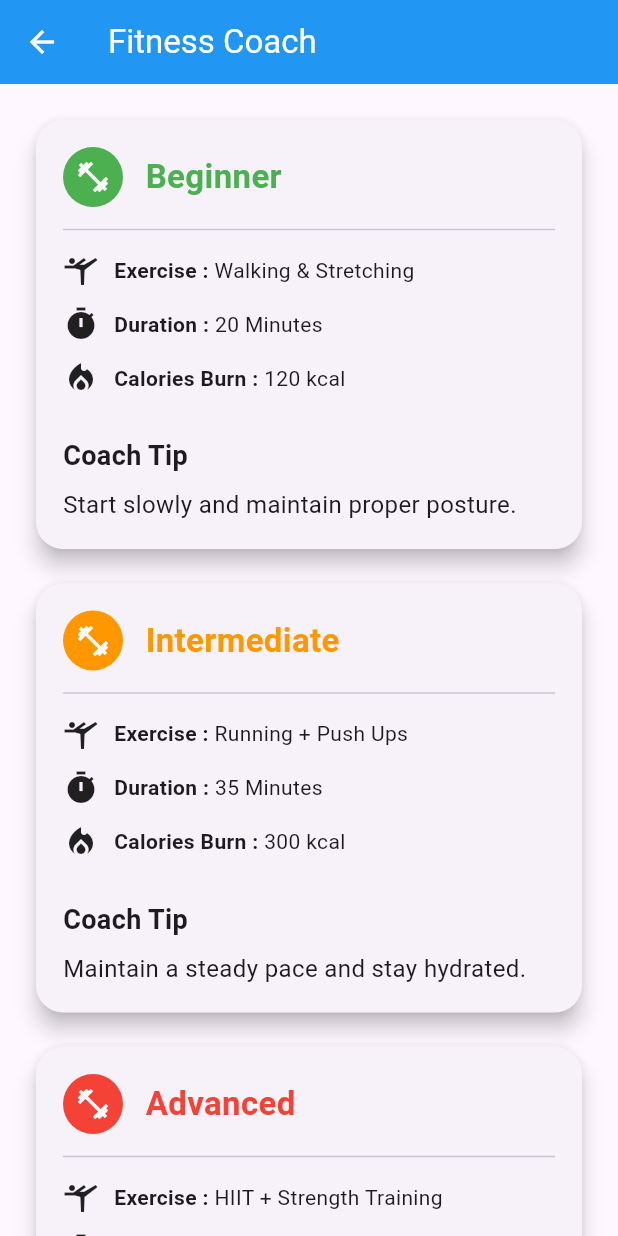
After one commit to rafsan1610/ActiveLife, a Flutter app: the FitnessCoachScreen screen opened directly, on a phone screen of 412 x 824 dp. The commit adds this screen. Run offline on Flutter 3.47's test engine with Material 3 defaults, Android fonts, the phone set to English and light mode, and no system bars; our stand-ins replace cloud_firestore, firebase_auth, firebase_core; accounts and stored records are empty.

Commit message:
Added reminder, fitness coach, wellness, weight tracker, sleep tracker, workout progress and dashboard upgrade

```diff
--- /dev/null
+++ b/lib/screens/fitness_coach/fitness_coach_screen.dart
@@ -0,0 +1,141 @@
+import 'package:flutter/material.dart';
+
+class FitnessCoachScreen extends StatelessWidget {
+  const FitnessCoachScreen({super.key});
+
+  @override
+  Widget build(BuildContext context) {
+    return Scaffold(
+      appBar: AppBar(
+        title: const Text("Fitness Coach"),
+        backgroundColor: Colors.blue,
+        foregroundColor: Colors.white,
+      ),
+      body: ListView(
+        padding: const EdgeInsets.all(20),
+        children: const [
+          CoachCard(
+            level: "Beginner",
+            exercise: "Walking & Stretching",
+            duration: "20 Minutes",
+            calories: "120 kcal",
+            tip: "Start slowly and maintain proper posture.",
+            color: Colors.green,
+          ),
+
+          SizedBox(height: 15),
+
+          CoachCard(
+            level: "Intermediate",
+            exercise: "Running + Push Ups",
+            duration: "35 Minutes",
+            calories: "300 kcal",
+            tip: "Maintain a steady pace and stay hydrated.",
+            color: Colors.orange,
+          ),
+
+          SizedBox(height: 15),
+
+          CoachCard(
+            level: "Advanced",
+            exercise: "HIIT + Strength Training",
+            duration: "60 Minutes",
+            calories: "650 kcal",
+            tip: "Warm up before exercise and cool down afterward.",
+            color: Colors.red,
+          ),
+        ],
+      ),
+    );
+  }
+}
+
+class CoachCard extends StatelessWidget {
+  final String level;
+  final String exercise;
+  final String duration;
+  final String calories;
+  final String tip;
+  final Color color;
+
+  const CoachCard({
+    super.key,
+    required this.level,
+    required this.exercise,
+    required this.duration,
+    required this.calories,
+    required this.tip,
+    required this.color,
+  });
+
+  @override
+  Widget build(BuildContext context) {
+    return Card(
+      elevation: 6,
+      shape: RoundedRectangleBorder(borderRadius: BorderRadius.circular(18)),
+      child: Padding(
+        padding: const EdgeInsets.all(18),
+        child: Column(
+          crossAxisAlignment: CrossAxisAlignment.start,
+          children: [
+            Row(
+              children: [
+                CircleAvatar(
+                  backgroundColor: color,
+                  child: const Icon(Icons.fitness_center, color: Colors.white),
+                ),
+
+                const SizedBox(width: 15),
+
+                Text(
+                  level,
+                  style: TextStyle(
+                    color: color,
+                    fontSize: 22,
+                    fontWeight: FontWeight.bold,
+                  ),
+                ),
+              ],
+            ),
+
+            const Divider(height: 30),
+
+            infoTile(Icons.sports_gymnastics, "Exercise", exercise),
+
+            infoTile(Icons.timer, "Duration", duration),
+
+            infoTile(Icons.local_fire_department, "Calories Burn", calories),
+
+            const SizedBox(height: 15),
+
+            const Text(
+              "Coach Tip",
+              style: TextStyle(fontWeight: FontWeight.bold, fontSize: 18),
+            ),
+
+            const SizedBox(height: 8),
+
+            Text(tip, style: const TextStyle(fontSize: 16)),
+          ],
+        ),
+      ),
+    );
+  }
+
+  Widget infoTile(IconData icon, String title, String value) {
+    return Padding(
+      padding: const EdgeInsets.only(bottom: 12),
+      child: Row(
+        children: [
+          Icon(icon),
+          const SizedBox(width: 10),
+          Text(
+            "$title : ",
+            style: const TextStyle(fontWeight: FontWeight.bold),
+          ),
+          Expanded(child: Text(value)),
+        ],
+      ),
+    );
+  }
+}
```
Also changed, not shown: lib/screens/dashboard/dashboard_screen.dart (+41 -12 lines), lib/screens/reminder/reminder_screen.dart (added, +132 -0 lines).
